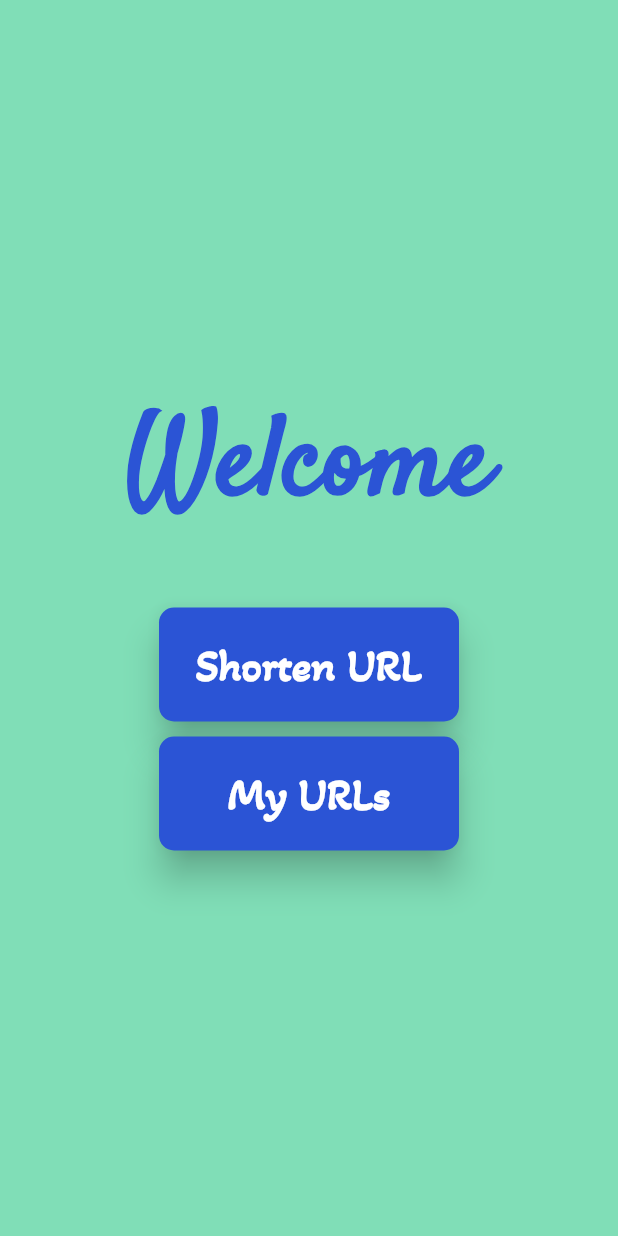
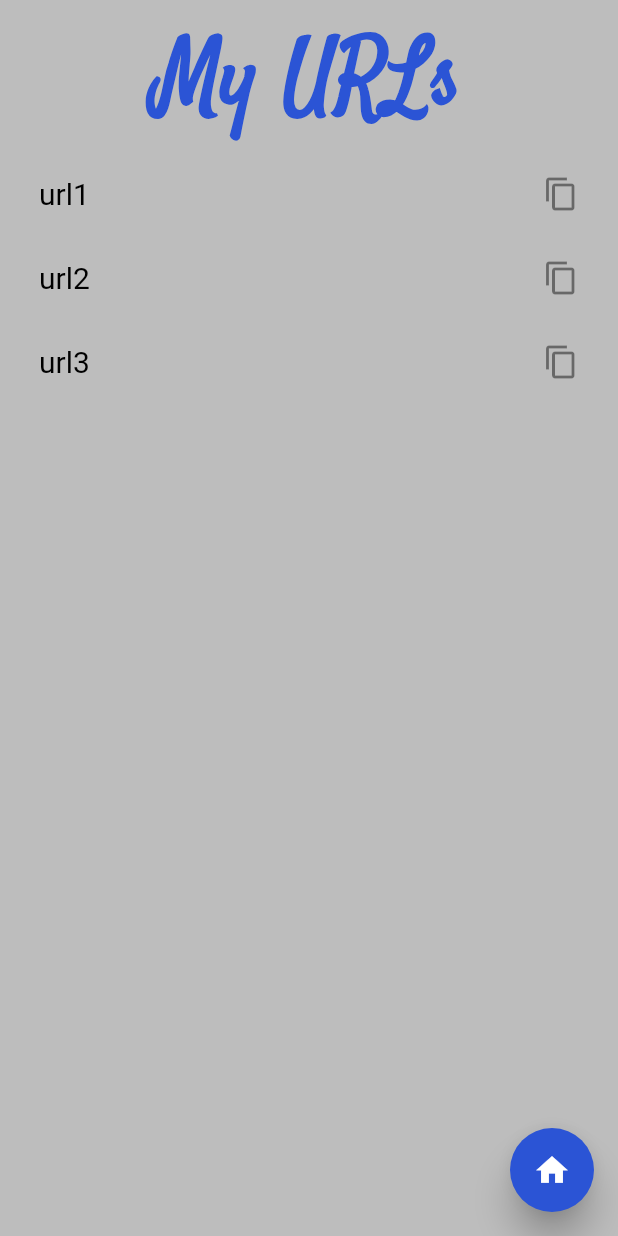
Before and after one commit to Nirbhay-nrb/URL-shortener-app, a Flutter app: the HomePage screen opened by its route, after a tap on "My URLs", on a phone screen of 412 x 824 dp. Run offline on Flutter 3.47's test engine with Material 2 defaults, Android fonts, the phone set to English and light mode, and no system bars; our stand-ins replace animated_text_kit.

Commit message:
list feature added

```diff
--- /dev/null
+++ b/url_shortener_app/lib/models/urls.dart
@@ -0,0 +1,23 @@
+import 'package:flutter/foundation.dart';
+
+class Urls extends ChangeNotifier {
+  List<String> _urls = [
+    'url1',
+    'url2',
+    'url3',
+  ];
+
+  void add(String url) {
+    _urls.add(url);
+    notifyListeners();
+  }
+
+  List<String> get getListOfUrls {
+    return [..._urls];
+  }
+
+  void deleteUrl(int i) {
+    _urls.remove(i);
+    notifyListeners();
+  }
+}
--- a/url_shortener_app/lib/screens/homepage.dart
+++ b/url_shortener_app/lib/screens/homepage.dart
@@ -1,5 +1,6 @@
 import 'package:flutter/material.dart';
 import 'package:url_shortener_app/constants.dart';
+import 'package:url_shortener_app/screens/myurls_page.dart';
 import 'package:url_shortener_app/screens/url_input_page.dart';
 import 'package:url_shortener_app/widgets/Button.dart';
 
@@ -36,7 +37,9 @@ class HomePage extends StatelessWidget {
               ),
               Button(
                 text: 'My URLs',
-                onPressed: () {},
+                onPressed: () {
+                  Navigator.pushNamed(context, MyUrls.id);
+                },
               ),
             ],
           ),
--- a/url_shortener_app/lib/screens/myurls_page.dart
+++ b/url_shortener_app/lib/screens/myurls_page.dart
@@ -0,0 +1,38 @@
+import 'package:flutter/material.dart';
+import 'package:url_shortener_app/constants.dart';
+import 'package:url_shortener_app/widgets/homebutton.dart';
+import 'package:url_shortener_app/widgets/listview_builder.dart';
+
+class MyUrls extends StatelessWidget {
+  static const id = 'myurls_page';
+  @override
+  Widget build(BuildContext context) {
+    return Scaffold(
+      backgroundColor: kBackgroundColor,
+      floatingActionButton: HomeButton(),
+      body: SafeArea(
+        child: Container(
+          width: double.infinity,
+          padding: EdgeInsets.all(10),
+          child: Column(
+            crossAxisAlignment: CrossAxisAlignment.center,
+            children: <Widget>[
+              Text(
+                'My URLs',
+                style: kHeadings,
+              ),
+              SizedBox(
+                height: 5,
+              ),
+              Expanded(
+                child: Container(
+                  child: ListOfURLs(),
+                ),
+              ),
+            ],
+          ),
+        ),
+      ),
+    );
+  }
+}
--- a/url_shortener_app/lib/screens/url_input_page.dart
+++ b/url_shortener_app/lib/screens/url_input_page.dart
@@ -1,5 +1,6 @@
 import 'package:flutter/material.dart';
 import 'package:url_shortener_app/constants.dart';
+import 'package:url_shortener_app/screens/url_output_page.dart';
 import 'package:url_shortener_app/widgets/Button.dart';
 import 'package:url_shortener_app/widgets/homebutton.dart';
 import 'package:url_shortener_app/widgets/input_field.dart';
@@ -47,7 +48,9 @@ class URLinputPage extends StatelessWidget {
               ),
               Button(
                 text: 'Create',
-                onPressed: () {},
+                onPressed: () {
+                  Navigator.pushNamed(context, URLoutputPage.id);
+                },
               ),
             ],
           ),
--- a/url_shortener_app/lib/widgets/Button.dart
+++ b/url_shortener_app/lib/widgets/Button.dart
@@ -9,12 +9,13 @@ class Button extends StatelessWidget {
 
   @override
   Widget build(BuildContext context) {
-    return MaterialButton(
-      minWidth: 200,
+    return Flexible(
+      child: MaterialButton(
+        minWidth: 180,
+        height: 75,
         shape: RoundedRectangleBorder(
           borderRadius: BorderRadius.circular(10),
         ),
-      padding: EdgeInsets.all(20),
         elevation: 10,
         color: kButtonColor,
         onPressed: onPressed,
@@ -22,9 +23,10 @@ class Button extends StatelessWidget {
           text,
           style: TextStyle(
             color: Colors.white,
-          fontSize: 30,
+            fontSize: 20,
             fontFamily: 'AkayaKanadaka',
             fontWeight: FontWeight.bold,
+          ),
         ),
       ),
     );
--- a/url_shortener_app/lib/widgets/input_field.dart
+++ b/url_shortener_app/lib/widgets/input_field.dart
@@ -18,8 +18,7 @@ class InputField extends StatelessWidget {
       decoration: InputDecoration(
         hintText: hintText,
         filled: true,
-        fillColor: Color(0xFFFFF0DE),
-        // fillColor: Color(0xFFfff9c4),
+        fillColor: Colors.white,
         contentPadding: EdgeInsets.symmetric(horizontal: 20, vertical: 10),
         border: OutlineInputBorder(
             borderRadius: BorderRadius.all(Radius.circular(10.0)),
--- /dev/null
+++ b/url_shortener_app/lib/widgets/listview_builder.dart
@@ -0,0 +1,33 @@
+import 'package:flutter/material.dart';
+import 'package:provider/provider.dart';
+import 'package:url_shortener_app/models/urls.dart';
+
+class ListOfURLs extends StatelessWidget {
+  @override
+  Widget build(BuildContext context) {
+    final urlsObject = Provider.of<Urls>(context);
+    List<String> listOfUrls = urlsObject.getListOfUrls;
+    return ListView.builder(
+      itemBuilder: (context, index) {
+        return ListTile(
+          onLongPress: () {
+            urlsObject.deleteUrl(index);
+          },
+          title: Text(
+            listOfUrls[index],
+            style: TextStyle(
+              color: Colors.black,
+              fontSize: 20,
+            ),
+          ),
+          trailing: GestureDetector(
+              onTap: () {},
+              child: Icon(
+                Icons.copy,
+              )),
+        );
+      },
+      itemCount: listOfUrls.length,
+    );
+  }
+}
--- a/url_shortener_app/pubspec.yaml
+++ b/url_shortener_app/pubspec.yaml
@@ -29,6 +29,7 @@ dependencies:
   # Use with the CupertinoIcons class for iOS style icons.
   cupertino_icons: ^1.0.2
   animated_text_kit: ^4.2.1
+  provider: ^6.0.0
 
 dev_dependencies:
   flutter_test:
```
Also changed, not shown: url_shortener_app/lib/constants.dart (+18 -2 lines), url_shortener_app/lib/main.dart (+10 -1 lines), url_shortener_app/lib/screens/url_output_page.dart (+61 -0 lines), url_shortener_app/pubspec.lock. Lines whose indentation alone changed are shown as unchanged.
